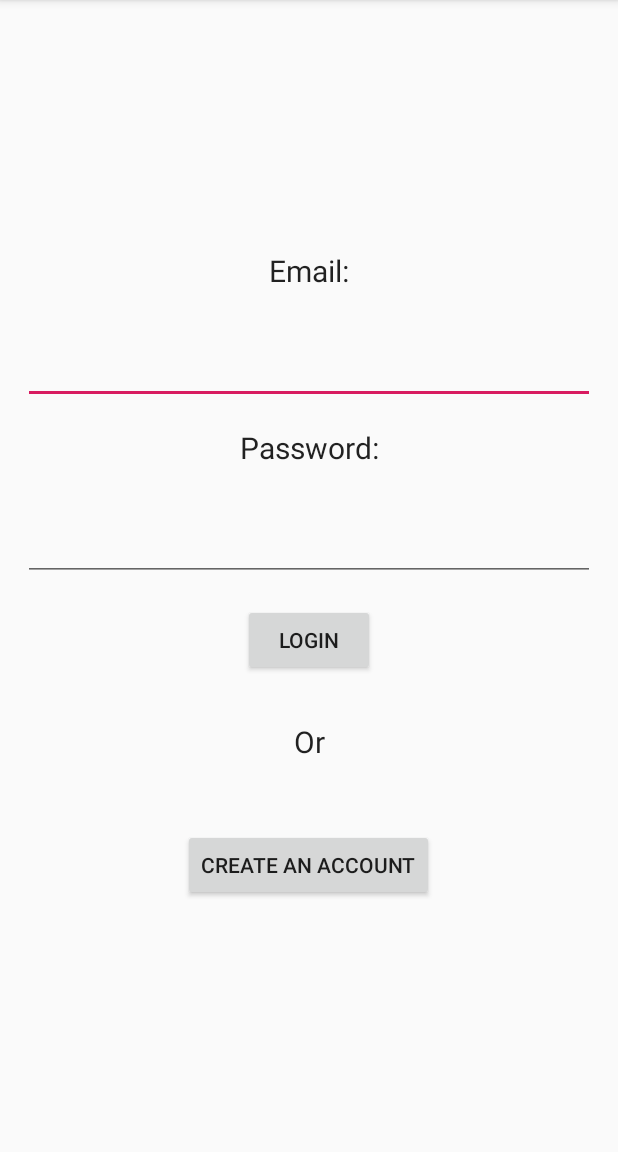
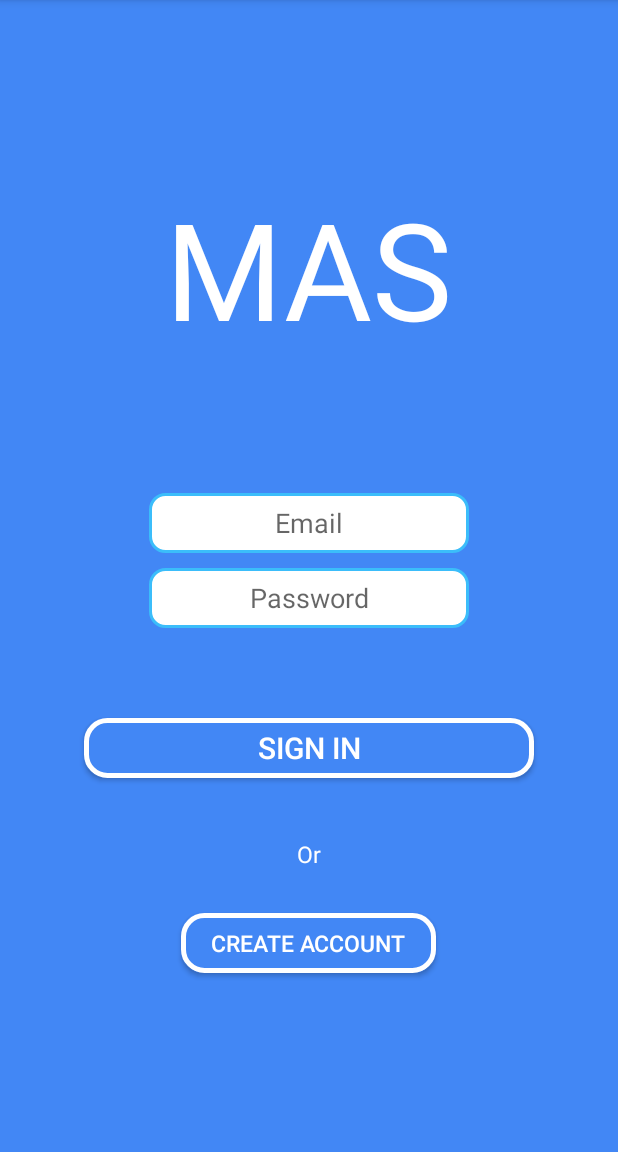
Before and after one commit to BluCodeGH/Saved, an Android app: the screen it shows after launch (MainActivity), on a phone screen of 412 x 824 dp, the part 84-1236 px from its top. Run offline under Robolectric (Android 15) with nearby library versions, the phone set to English and light mode, and no system bars; our stand-ins replace Firebase (no records; nobody signed in at launch, a user with empty details on screens opened directly).

Commit message:
big commit

```diff
--- /dev/null
+++ b/app/src/main/res/drawable/buttonshape.xml
@@ -0,0 +1,23 @@
+<?xml version="1.0" encoding="utf-8"?>
+<shape xmlns:android="http://schemas.android.com/apk/res/android" android:shape="rectangle" >
+    <corners
+        android:radius="14dp"
+        />
+    <solid
+        android:color="#4287f5"
+        />
+    <padding
+        android:left="0dp"
+        android:top="0dp"
+        android:right="0dp"
+        android:bottom="0dp"
+        />
+    <size
+        android:width="300dp"
+        android:height="60dp"
+        />
+    <stroke
+        android:width="3dp"
+        android:color="#ffffff"
+        />
+</shape>
--- /dev/null
+++ b/app/src/main/res/drawable/rounded_border_edittext.xml
@@ -0,0 +1,12 @@
+<selector xmlns:android="http://schemas.android.com/apk/res/android">
+    <item>
+        <shape android:shape="rectangle">
+            <solid android:color="#ffffff"/>
+            <corners android:radius="10dp" />
+            <stroke
+                android:width="2dp"
+                android:color="#3bbdfa"
+                />
+        </shape>
+    </item>
+</selector>
--- a/app/src/main/res/layout/activity_main.xml
+++ b/app/src/main/res/layout/activity_main.xml
@@ -1,74 +1,106 @@
 <?xml version="1.0" encoding="utf-8"?>
-<LinearLayout xmlns:android="http://schemas.android.com/apk/res/android"
+<LinearLayout
+    xmlns:android="http://schemas.android.com/apk/res/android"
     xmlns:app="http://schemas.android.com/apk/res-auto"
     xmlns:tools="http://schemas.android.com/tools"
     android:layout_width="match_parent"
     android:layout_height="match_parent"
     android:orientation="vertical"
     android:gravity="center"
-    tools:context=".MainActivity">
+    android:background="@color/whitess"
+    tools:context=".CreateActivity">
 
     <TextView
         android:id="@+id/textView"
-        android:layout_width="100dp"
-        android:layout_height="30dp"
-        android:layout_marginBottom="12dp"
-        android:text="Email:"
+        android:layout_width="250dp"
+        android:layout_height="150dp"
+        android:layout_marginBottom="60dp"
+        android:text="MAS"
         android:textAlignment="center"
         android:textAppearance="@style/TextAppearance.AppCompat.Large"
-        android:textSize="20sp"
+        android:textColor="#ffffff"
+        android:textSize="90sp"
         app:layout_constraintBottom_toTopOf="@+id/button"
         app:layout_constraintEnd_toEndOf="parent"
         app:layout_constraintHorizontal_bias="0.498"
         app:layout_constraintStart_toStartOf="parent" />
 
+    <!--    <TextView-->
+    <!--        android:id="@+id/textView11"-->
+    <!--        android:layout_width="100dp"-->
+    <!--        android:layout_height="58dp"-->
+    <!--        android:layout_marginBottom="12dp"-->
+    <!--        android:text="Email:"-->
+    <!--        android:textAlignment="center"-->
+    <!--        android:textAppearance="@style/TextAppearance.AppCompat.Large"-->
+    <!--        android:textSize="20sp"-->
+    <!--        app:layout_constraintBottom_toTopOf="@+id/button"-->
+    <!--        app:layout_constraintEnd_toEndOf="parent"-->
+    <!--        app:layout_constraintHorizontal_bias="0.498"-->
+    <!--        app:layout_constraintStart_toStartOf="parent" />-->
+
+
     <EditText
         android:id="@+id/email"
-        android:layout_width="match_parent"
-        android:layout_height="wrap_content"
-        android:layout_margin="15dp"/>
+        android:layout_width="wrap_content"
+        android:layout_height="40dp"
+        android:layout_centerHorizontal="true"
+        android:layout_marginBottom="10dp"
+        android:layout_centerVertical="true"
+        android:ems="10"
+        android:hint="Email"
+        android:background="@drawable/rounded_border_edittext"
+        android:gravity="center" />
 
-    <TextView
-        android:id="@+id/textView1"
-        android:layout_width="100dp"
-        android:layout_height="30dp"
-        android:layout_marginBottom="12dp"
-        android:text="Password:"
-        android:textAlignment="center"
-        android:textAppearance="@style/TextAppearance.AppCompat.Large"
-        android:textSize="20sp"
-        app:layout_constraintBottom_toTopOf="@+id/button"
-        app:layout_constraintEnd_toEndOf="parent"
-        app:layout_constraintHorizontal_bias="0.498"
-        app:layout_constraintStart_toStartOf="parent" />
+    <!--    <TextView-->
+    <!--        android:id="@+id/textView1"-->
+    <!--        android:layout_width="238dp"-->
+    <!--        android:layout_height="30dp"-->
+    <!--        android:layout_marginBottom="12dp"-->
+    <!--        android:text="Password (6 characters):"-->
+    <!--        android:textAlignment="center"-->
+    <!--        android:textAppearance="@style/TextAppearance.AppCompat.Large"-->
+    <!--        android:textSize="20sp"-->
+    <!--        app:layout_constraintBottom_toTopOf="@+id/button"-->
+    <!--        app:layout_constraintEnd_toEndOf="parent"-->
+    <!--        app:layout_constraintHorizontal_bias="0.498"-->
+    <!--        app:layout_constraintStart_toStartOf="parent" />-->
 
     <EditText
         android:id="@+id/password"
-        android:layout_width="match_parent"
-        android:layout_height="wrap_content"
-        android:layout_margin="15dp"/>
+        android:layout_width="wrap_content"
+        android:layout_height="40dp"
+        android:layout_marginBottom="40dp"
+        android:layout_centerHorizontal="true"
+        android:layout_centerVertical="true"
+        android:ems="10"
+        android:hint="Password"
+        android:background="@drawable/rounded_border_edittext"
+        android:gravity="center" />
 
     <Button
         android:id="@+id/button"
-        android:layout_width="wrap_content"
-        android:layout_height="wrap_content"
-        android:onClick="enter"
-        android:text="Login"
-        app:layout_constraintBottom_toBottomOf="parent"
-        app:layout_constraintEnd_toEndOf="parent"
-        app:layout_constraintStart_toStartOf="parent"
-        app:layout_constraintTop_toTopOf="parent" />
+        android:layout_width="300dp"
+        android:layout_height="40dp"
+        android:onClick="accountCreate"
+        android:text="Sign In"
+        android:textSize="20sp"
+        android:textColor="#ffffff"
+        android:background="@drawable/buttonshape"
+        android:layout_marginTop="20dp"
+        />
 
     <TextView
         android:id="@+id/textView2"
         android:layout_width="100dp"
         android:layout_height="30dp"
-        android:layout_marginBottom="12dp"
-        android:layout_marginTop="30dp"
+        android:layout_marginBottom="0dp"
+        android:layout_marginTop="40dp"
         android:text="Or"
+        android:textColor="#ffffff"
         android:textAlignment="center"
         android:textAppearance="@style/TextAppearance.AppCompat.Large"
-        android:textSize="20sp"
+        android:textSize="15sp"
         app:layout_constraintBottom_toTopOf="@+id/button"
         app:layout_constraintEnd_toEndOf="parent"
         app:layout_constraintHorizontal_bias="0.498"
@@ -76,15 +108,15 @@
 
     <Button
         android:id="@+id/button1"
-        android:layout_width="wrap_content"
-        android:layout_height="wrap_content"
-        android:layout_marginTop="30dp"
-        android:onClick="createAccount"
-        android:text="Create an Account"
-        app:layout_constraintBottom_toBottomOf="parent"
-        app:layout_constraintEnd_toEndOf="parent"
-        app:layout_constraintStart_toStartOf="parent"
-        app:layout_constraintTop_toTopOf="parent" />
+        android:layout_width="170dp"
+        android:layout_height="40dp"
+        android:onClick="accountCreate"
+        android:text="Create Account"
+        android:textSize="15sp"
+        android:textColor="#ffffff"
+        android:background="@drawable/buttonshape"
+        android:layout_marginTop="20dp"
+        />
 
 
 </LinearLayout>
--- a/app/src/main/res/values/strings.xml
+++ b/app/src/main/res/values/strings.xml
@@ -2,6 +2,7 @@
     <string name="app_name">Saved</string>
     <string name="title_activity_maps">Map</string>
     <string name="title_activity_detail">DetailActivity</string>
+    <color name="whitess">#4287f5</color>
 
     <!-- TODO: Remove or change this placeholder text -->
     <string name="hello_blank_fragment">Hello blank fragment</string>
```
Also changed, not shown: app/src/main/AndroidManifest.xml (+7 -3 lines), app/src/main/res/layout/activity_create.xml (+62 -31 lines), app/src/main/res/drawable/5875155719ef112e47c69649.png (added), app/src/main/res/drawable/Earth-Globe-Transparent-Images-PNG.png (added), app/src/main/res/drawable/GHSYPS-globe.png (added), app/src/main/res/drawable/final (2).png (added), app/src/main/res/drawable/final (3).png (added), app/src/main/res/drawable/silverGlobe.png (added).
